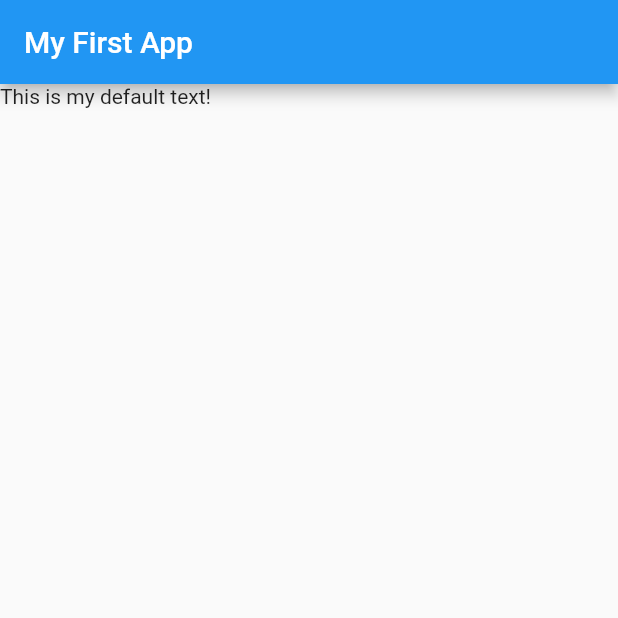
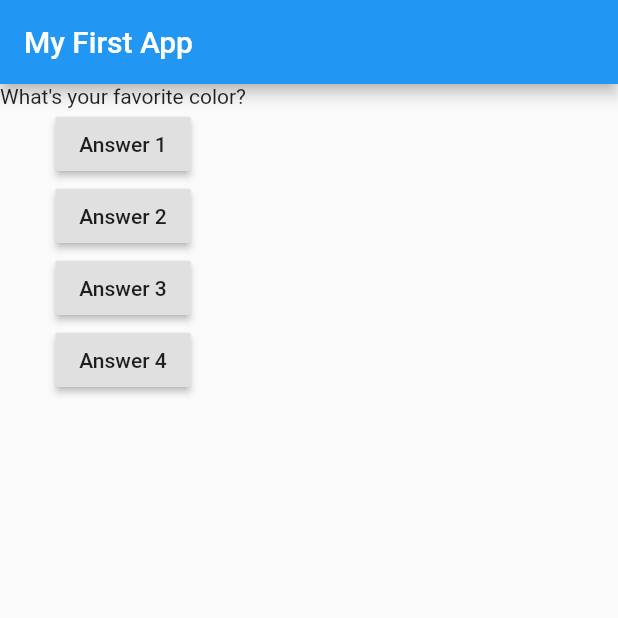
Before and after one commit to estefanofc/FlutterProject, a Flutter app: the screen it shows after launch, on a phone screen of 412 x 824 dp, the top half of it. Run offline on Flutter 3.47's test engine with Material 2 defaults, Android fonts, the phone set to English and light mode, and no system bars.

Commit message:
set up the main class

```diff
--- a/lib/main.dart
+++ b/lib/main.dart
@@ -2,15 +2,61 @@ import 'package:flutter/material.dart';
 
 void main() => runApp(MyApp());
 
-class MyApp extends StatelessWidget {
+class MyApp extends StatefulWidget {
+  @override
+  State<StatefulWidget> createState() {
+    // TODO: implement createState
+    return MyAppState();
+  }
+}
+
+class MyAppState extends State<MyApp> {
+  var questionIndex = 0;
+
+  void answerQuestion() {
+    setState(() {
+      questionIndex++;
+    });
+    print(questionIndex);
+  }
+
   @override
   Widget build(BuildContext context) {
+    var questions = [
+      'What\'s your favorite color?',
+      'What\'s your favorite animal?'
+    ];
     return MaterialApp(
       home: Scaffold(
         appBar: AppBar(
           title: Text('My First App'),
         ),
-        body: Text('This is my default text!'),
+        body: Column(
+          children: [
+            Text(
+              questions[questionIndex],
+            ),
+            RaisedButton(
+              child: Text('Answer 1'),
+              onPressed: answerQuestion,
+            ),
+            RaisedButton(
+              child: Text('Answer 2'),
+              onPressed: () => print('Answer 2 Chosen!'),
+            ),
+            RaisedButton(
+              child: Text('Answer 3'),
+              onPressed: () {
+                //sssss
+                print('Answer 3 chosen!');
+              },
+            ),
+            RaisedButton(
+              child: Text('Answer 4'),
+              onPressed: answerQuestion,
+            ),
+          ],
+        ),
       ),
     );
   }
```
Also changed, not shown: lib/question.dart (added).
